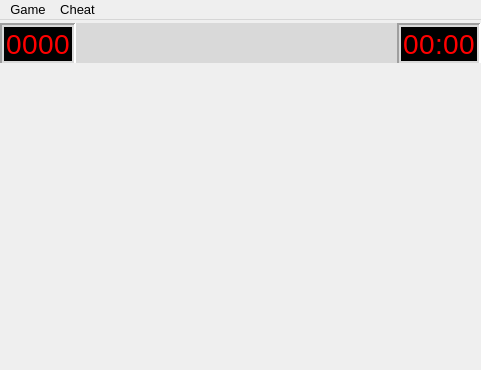
Above: mainwindow.ui from q-g-j/qminesweeper before the change. Below: the same form after it.
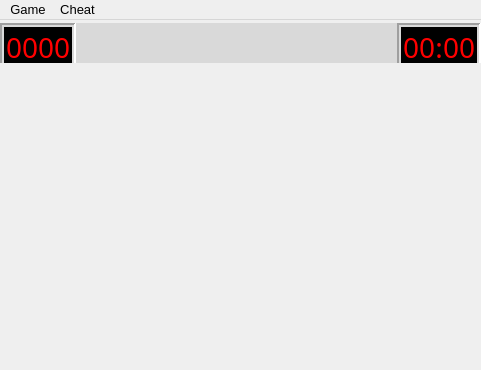
That is the form after the change. Icons and pictures are not drawn.

```diff
--- a/mainwindow.ui
+++ b/mainwindow.ui
@@ -249,6 +249,7 @@
                </property>
                <property name="font">
                 <font>
+                 <family>Digital-7</family>
                  <pointsize>-1</pointsize>
                  <italic>false</italic>
                 </font>
@@ -283,6 +284,7 @@
                </property>
                <property name="font">
                 <font>
+                 <family>Digital-7</family>
                  <pointsize>-1</pointsize>
                  <italic>false</italic>
                 </font>
@@ -317,6 +319,7 @@
                </property>
                <property name="font">
                 <font>
+                 <family>Digital-7</family>
                  <pointsize>-1</pointsize>
                  <italic>false</italic>
                 </font>
@@ -351,6 +354,7 @@
                </property>
                <property name="font">
                 <font>
+                 <family>Digital-7</family>
                  <pointsize>-1</pointsize>
                  <italic>false</italic>
                 </font>
@@ -596,6 +600,7 @@
                </property>
                <property name="font">
                 <font>
+                 <family>Digital-7</family>
                  <pointsize>-1</pointsize>
                  <italic>false</italic>
                 </font>
@@ -633,6 +638,7 @@
                </property>
                <property name="font">
                 <font>
+                 <family>Digital-7</family>
                  <pointsize>-1</pointsize>
                  <italic>false</italic>
                 </font>
@@ -670,6 +676,7 @@
                </property>
                <property name="font">
                 <font>
+                 <family>Digital-7</family>
                  <pointsize>-1</pointsize>
                  <italic>false</italic>
                 </font>
@@ -704,6 +711,7 @@
                </property>
                <property name="font">
                 <font>
+                 <family>Digital-7</family>
                  <pointsize>-1</pointsize>
                  <italic>false</italic>
                 </font>
@@ -741,6 +749,7 @@
                </property>
                <property name="font">
                 <font>
+                 <family>Digital-7</family>
                  <pointsize>-1</pointsize>
                  <italic>false</italic>
                 </font>
```
Left out of the diff: 11 changed lines with no effect on the pictures.
